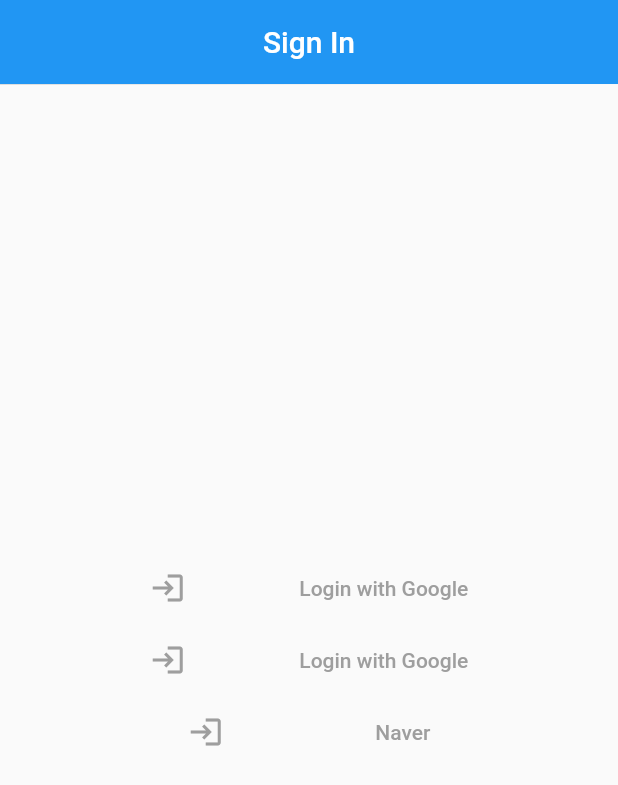
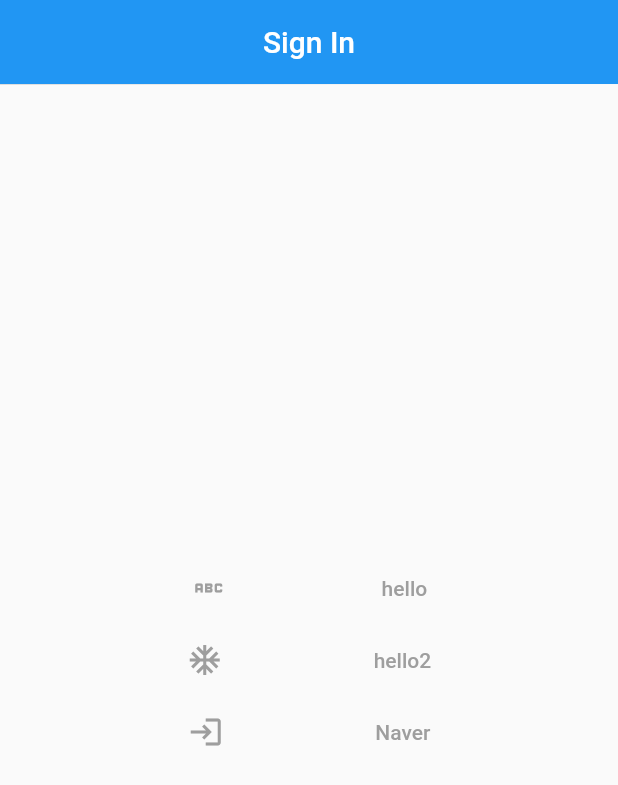
Before and after one commit to jh8057/zzemalapp, a Flutter app: the screen it shows after launch, on a phone screen of 412 x 824 dp. Shown: the top 785 px of the screen. Run offline on Flutter 3.47's test engine with Material 2 defaults, Android fonts, the phone set to English and light mode, and no system bars; our stand-ins replace fluttertoast.

Commit message:
my_button

```diff
--- a/lib/login_app/login.dart
+++ b/lib/login_app/login.dart
@@ -13,13 +13,33 @@ class LogIn extends StatelessWidget {
         centerTitle: true,
         elevation: 0.2,
       ),
-      body: Padding(
+      body: _buildButton(),
+    );
+  }
+
+  // _ : private - 외부참조안됨
+  Widget _buildButton() {
+    return Padding(
       padding: const EdgeInsets.all(16.0),
       child: Column(
           mainAxisAlignment: MainAxisAlignment.center,
           children: <Widget>[
-              const MyButton(),
-              const MyButton(),
+            MyButton(
+              icon: const Icon(Icons.abc),
+              text: const Text('hello'),
+              radius: 4.0,
+              onPressed: () {
+                print('hello');
+              },
+            ),
+            MyButton(
+              icon: const Icon(Icons.ac_unit_sharp),
+              text: const Text('hello2'),
+              radius: 8.0,
+              onPressed: () {
+                print('hello2');
+              },
+            ),
             ButtonTheme(
                 height: 50,
                 child: TextButton(
@@ -34,7 +54,6 @@ class LogIn extends StatelessWidget {
                   },
                 ))
           ]),
-      ),
     );
   }
 }
--- a/lib/my_button/my_button.dart
+++ b/lib/my_button/my_button.dart
@@ -1,22 +1,36 @@
 import 'package:flutter/material.dart';
 
 class MyButton extends StatelessWidget {
-  const MyButton({Key? key}) : super(key: key);
+  // const MyButton({Key? key}) : super(key: key);
+
+  final Widget icon;
+  final Widget text;
+  final double radius;
+  final VoidCallback onPressed;
+
+  const MyButton(
+      {Key? key,
+      required this.icon,
+      required this.text,
+      required this.radius,
+      required this.onPressed})
+      : super(key: key);
 
   @override
   Widget build(BuildContext context) {
     return ButtonTheme(
-        height: 50,
-        child: TextButton(
-          child: Row(
-              mainAxisAlignment: MainAxisAlignment.spaceEvenly,
-              children: const <Widget>[
-                Icon(Icons.login_outlined),
-                Text('Login with Google'),
-              ]),
-          onPressed: () {
-            print('Google Login');
-          },
-        ));
+      height: 50,
+      child: TextButton(
+        child: Row(
+            mainAxisAlignment: MainAxisAlignment.spaceEvenly,
+            children: <Widget>[
+              icon,
+              text,
+            ]),
+        onPressed: onPressed,
+      ),
+      shape: RoundedRectangleBorder(
+          borderRadius: BorderRadius.all(Radius.circular(radius))),
+    );
   }
 }
```
Lines whose indentation alone changed are shown as unchanged.
